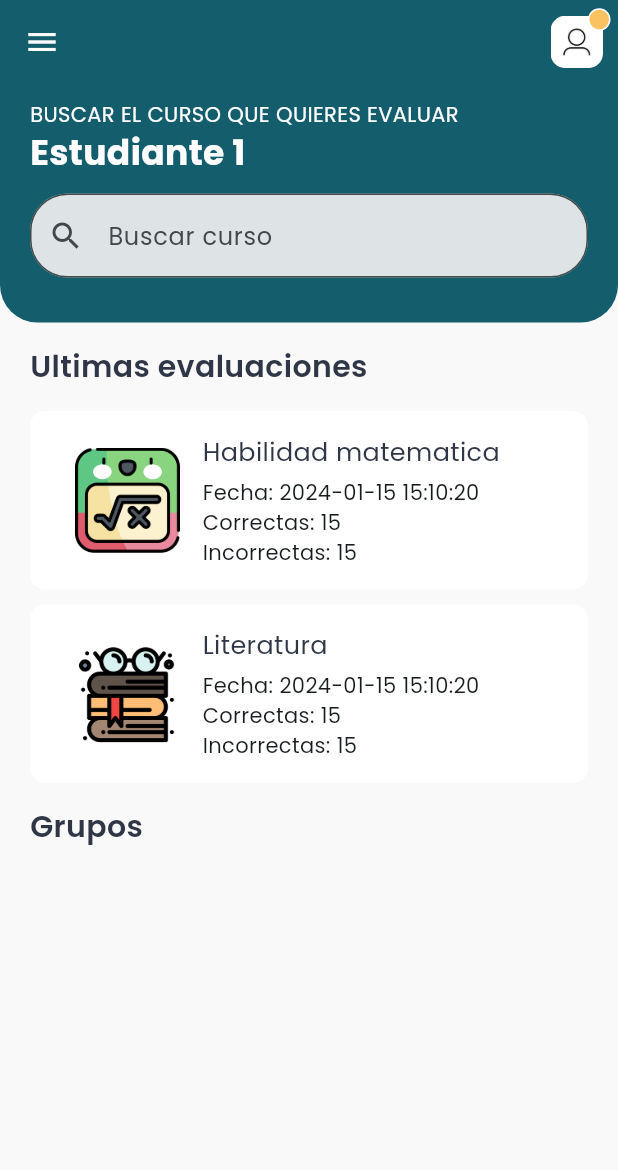
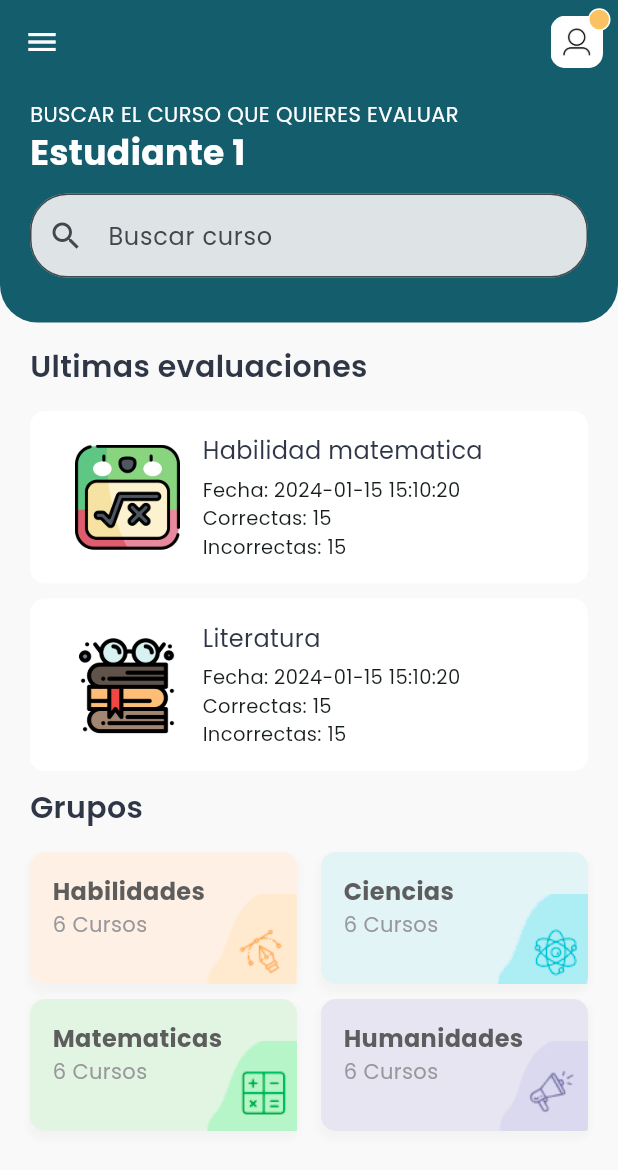
Before and after one commit to silverblade34/app_cerebritos, a Flutter app: the screen it shows after launch, on a phone screen of 412 x 824 dp. Shown: the top 1170 px of the screen. Run offline on Flutter 3.47's test engine with Material 3 defaults, Android fonts, the phone set to English and light mode, and no system bars; our stand-ins replace flutter_easyloading, get, get_storage.

Commit message:
se maqueto los group cards para la seccion grupos

```diff
--- a/lib/app/ui/pages/home/home_page.dart
+++ b/lib/app/ui/pages/home/home_page.dart
@@ -1,4 +1,7 @@
 import 'package:app_cerebritos/app/controllers/home_controller.dart';
+import 'package:app_cerebritos/app/ui/pages/home/widgets/group_card.dart';
+import 'package:app_cerebritos/app/ui/pages/home/widgets/latest_evaluations.dart';
+import 'package:app_cerebritos/app/ui/pages/home/widgets/search_course.dart';
 import 'package:app_cerebritos/app/ui/pages/widgets/app_bar.dart';
 import 'package:app_cerebritos/app/utils/style_utils.dart';
 import 'package:flutter/material.dart';
@@ -14,73 +17,20 @@ class HomePage extends GetView<HomeController> {
       appBar: const AppBarWidget(),
       drawer: const NavigationDrawer(children: []),
       backgroundColor: const Color(0xFFF9F9F9),
-      body: SafeArea(
+      body: SingleChildScrollView(
+        child: SafeArea(
           child: Column(
             children: [
-            Container(
-              padding: const EdgeInsets.symmetric(vertical: 0, horizontal: 20),
+              const SearchCourse(),
+              SingleChildScrollView(
+                child: Container(
+                  padding:
+                      const EdgeInsets.symmetric(vertical: 15, horizontal: 20),
                   width: screenWidth,
-              decoration: const BoxDecoration(
-                color: SECONDARY,
-                borderRadius: BorderRadiusDirectional.only(
-                  topStart: Radius.circular(0),
-                  topEnd: Radius.circular(0),
-                  bottomStart: Radius.circular(25),
-                  bottomEnd: Radius.circular(25),
-                ),
-              ),
                   child: const Column(
                     crossAxisAlignment: CrossAxisAlignment.start,
                     children: [
-                  SizedBox(
-                    height: 10,
-                  ),
                       Text(
-                    "BUSCAR EL CURSO QUE QUIERES EVALUAR",
-                    style: TextStyle(
-                      color: Colors.white,
-                    ),
-                  ),
-                  Text(
-                    "Estudiante 1",
-                    style: TextStyle(
-                      color: Colors.white,
-                      fontWeight: FontWeight.w800,
-                      fontSize: 23,
-                    ),
-                  ),
-                  SizedBox(
-                    height: 10,
-                  ),
-                  TextField(
-                    obscureText: false,
-                    decoration: InputDecoration(
-                      floatingLabelBehavior: FloatingLabelBehavior.never,
-                      filled: true,
-                      iconColor: Colors.white,
-                      prefixIcon: Icon(Icons.search),
-                      border: OutlineInputBorder(
-                        borderRadius: BorderRadius.all(
-                          Radius.circular(25.0),
-                        ),
-                      ),
-                      labelText: 'Buscar curso',
-                    ),
-                  ),
-                  SizedBox(
-                    height: 30,
-                  )
-                ],
-              ),
-            ),
-            SingleChildScrollView(
-              child: Container(
-                padding: const EdgeInsets.symmetric(vertical: 15, horizontal: 20),
-                width: screenWidth,
-                child: Column(
-                  crossAxisAlignment: CrossAxisAlignment.start,
-                  children: [
-                    const Text(
                         "Ultimas evaluaciones",
                         style: TextStyle(
                           fontSize: 20,
@@ -88,108 +38,14 @@ class HomePage extends GetView<HomeController> {
                           fontWeight: FontWeight.w600,
                         ),
                       ),
-                    const SizedBox(
+                      SizedBox(
                         height: 15,
                       ),
-                    Container(
-                      padding: const EdgeInsets.symmetric(
-                        vertical: 15,
-                        horizontal: 15,
-                      ),
-                      decoration: const BoxDecoration(
-                        color: Colors.white,
-                        borderRadius: BorderRadius.all(
-                          Radius.circular(10),
-                        ),
-                      ),
-                      child: Row(
-                        children: [
-                          Container(
-                            width: 100,
-                            height: 70,
-                            decoration: BoxDecoration(
-                              borderRadius: BorderRadius.circular(10),
-                              image: const DecorationImage(
-                                image:
-                                    AssetImage('assets/images/iconcoursemath.png'),
-                                fit: BoxFit.contain,
-                              ),
-                            ),
-                          ),
-                          const Column(
-                            crossAxisAlignment: CrossAxisAlignment.start,
-                            children: [
-                              Text(
-                                "Habilidad matematica",
-                                style: TextStyle(
-                                    fontWeight: FontWeight.w500,
-                                    fontSize: 17,
-                                    color: GREY_HARD),
-                              ),
+                      LatestEvaluations(),
                       SizedBox(
-                                height: 5,
-                              ),
-                              Text("Fecha: 2024-01-15 15:10:20"),
-                              Text("Correctas: 15"),
-                              Text("Incorrectas: 15")
-                            ],
-                          )
-                        ],
-                      ),
-                    ),
-                    const SizedBox(
                         height: 10,
                       ),
-                    Container(
-                      padding: const EdgeInsets.symmetric(
-                        vertical: 15,
-                        horizontal: 15,
-                      ),
-                      decoration: const BoxDecoration(
-                        color: Colors.white,
-                        borderRadius: BorderRadius.all(
-                          Radius.circular(10),
-                        ),
-                      ),
-                      child: Row(
-                        children: [
-                          Container(
-                            width: 100,
-                            height: 70,
-                            decoration: BoxDecoration(
-                              borderRadius: BorderRadius.circular(10),
-                              image: const DecorationImage(
-                                image:
-                                    AssetImage('assets/images/iconcoursehuman.png'),
-                                fit: BoxFit.contain,
-                              ),
-                            ),
-                          ),
-                          const Column(
-                            crossAxisAlignment: CrossAxisAlignment.start,
-                            children: [
                       Text(
-                                "Literatura",
-                                style: TextStyle(
-                                    fontWeight: FontWeight.w500,
-                                    fontSize: 17,
-                                    color: GREY_HARD),
-                              ),
-                              SizedBox(
-                                height: 5,
-                              ),
-                              Text("Fecha: 2024-01-15 15:10:20"),
-                              Text("Correctas: 15"),
-                              Text("Incorrectas: 15")
-                            ],
-                          )
-                        ],
-                      ),
-                    ),
-                       const SizedBox(
-                      height: 15,
-                    ),
-                     const Text(
                         "Grupos",
                         style: TextStyle(
                           fontSize: 20,
@@ -197,8 +53,49 @@ class HomePage extends GetView<HomeController> {
                           fontWeight: FontWeight.w600,
                         ),
                       ),
-                    const SizedBox(
+                      SizedBox(
                         height: 15,
+                      ),
+                      Row(
+                        mainAxisAlignment: MainAxisAlignment.spaceAround,
+                        children: [
+                          GroupCard(
+                            color: SKILLS,
+                            image: 'assets/images/habilidades.png',
+                            amountcourses: '6 Cursos',
+                            group: 'Habilidades',
+                          ),
+                          SizedBox(width: 16),
+                          GroupCard(
+                            color: SCIENCES,
+                            image: 'assets/images/ciencias.png',
+                            amountcourses: '6 Cursos',
+                            group: 'Ciencias',
+                          ),
+                        ],
+                      ),
+                      SizedBox(
+                        height: 10,
+                      ),
+                      Row(
+                        mainAxisAlignment: MainAxisAlignment.spaceAround,
+                        children: [
+                          GroupCard(
+                            color: MATHS,
+                            image: 'assets/images/matematica.png',
+                            amountcourses: '6 Cursos',
+                            group: 'Matematicas',
+                          ),
+                          SizedBox(
+                            width: 16,
+                          ),
+                          GroupCard(
+                            color: HUMANITIES,
+                            image: 'assets/images/humanidades.png',
+                            amountcourses: '6 Cursos',
+                            group: 'Humanidades',
+                          )
+                        ],
                       ),
                     ],
                   ),
@@ -207,6 +104,7 @@ class HomePage extends GetView<HomeController> {
             ],
           ),
         ),
+      ),
     );
   }
 }
--- /dev/null
+++ b/lib/app/ui/pages/home/widgets/group_card.dart
@@ -0,0 +1,88 @@
+import 'package:app_cerebritos/app/utils/style_utils.dart';
+import 'package:flutter/material.dart';
+
+class GroupCard extends StatelessWidget {
+  final Color color;
+  final String image;
+  final String group;
+  final String amountcourses;
+  const GroupCard(
+      {super.key,
+      required this.color,
+      required this.image,
+      required this.amountcourses,
+      required this.group});
+
+  @override
+  Widget build(BuildContext context) {
+    return Expanded(
+      // Agrega este widget
+      child: Container(
+        decoration: BoxDecoration(
+          color: color,
+          borderRadius: const BorderRadius.all(
+            Radius.circular(10),
+          ),
+          boxShadow: [
+            BoxShadow(
+              color: const Color.fromARGB(255, 221, 221, 221).withOpacity(0.2),
+              spreadRadius: 2,
+              blurRadius: 3,
+              offset: const Offset(0, 4),
+            ),
+          ],
+        ),
+        child: Stack(
+          children: [
+            Positioned(
+              bottom: 0,
+              right: 0,
+              child: Container(
+                width: 60,
+                height: 60,
+                decoration: const BoxDecoration(
+                  borderRadius: BorderRadius.only(
+                    bottomRight: Radius.circular(10),
+                  ),
+                ),
+                child: Image.asset(
+                  image,
+                  width: 60,
+                  height: 60,
+                  fit: BoxFit
+                      .cover, // Ajusta la imagen para cubrir todo el espacio del contenedor
+                ),
+              ),
+            ),
+            Container(
+              padding: const EdgeInsets.all(15),
+              child: Column(
+                crossAxisAlignment: CrossAxisAlignment.start,
+                children: [
+                  Text(
+                    group,
+                    style: const TextStyle(
+                      fontWeight: FontWeight.bold,
+                      fontSize: 16,
+                      color: Color.fromARGB(255, 93, 93, 94),
+                    ),
+                  ),
+                  Text(
+                    amountcourses,
+                    style: const TextStyle(
+                      fontSize: 14,
+                      color: Color.fromARGB(255, 152, 151, 155),
+                    ),
+                  ),
+                  const SizedBox(
+                    height: 15,
+                  ),
+                ],
+              ),
+            ),
+          ],
+        ),
+      ),
+    );
+  }
+}
--- /dev/null
+++ b/lib/app/ui/pages/home/widgets/latest_evaluations.dart
@@ -0,0 +1,137 @@
+import 'package:app_cerebritos/app/utils/style_utils.dart';
+import 'package:flutter/material.dart';
+
+class LatestEvaluations extends StatelessWidget {
+  const LatestEvaluations({super.key});
+
+  @override
+  Widget build(BuildContext context) {
+    return Column(
+      children: [
+        Container(
+          padding: const EdgeInsets.symmetric(
+            vertical: 15,
+            horizontal: 15,
+          ),
+          decoration: const BoxDecoration(
+            color: Colors.white,
+            borderRadius: BorderRadius.all(
+              Radius.circular(10),
+            ),
+          ),
+          child: Row(
+            children: [
+              Container(
+                width: 100,
+                height: 70,
+                decoration: BoxDecoration(
+                  borderRadius: BorderRadius.circular(10),
+                  image: const DecorationImage(
+                    image: AssetImage('assets/images/iconcoursemath.png'),
+                    fit: BoxFit.contain,
+                  ),
+                ),
+              ),
+              const Column(
+                crossAxisAlignment: CrossAxisAlignment.start,
+                children: [
+                  Text(
+                    "Habilidad matematica",
+                    style: TextStyle(
+                        fontWeight: FontWeight.w500,
+                        fontSize: 16,
+                        color: GREY_HARD),
+                  ),
+                  SizedBox(
+                    height: 5,
+                  ),
+                  Text(
+                    "Fecha: 2024-01-15 15:10:20",
+                    style: TextStyle(
+                      fontSize: 13,
+                    ),
+                  ),
+                  Text(
+                    "Correctas: 15",
+                    style: TextStyle(
+                      fontSize: 13,
+                    ),
+                  ),
+                  Text(
+                    "Incorrectas: 15",
+                    style: TextStyle(
+                      fontSize: 13,
+                    ),
+                  )
+                ],
+              )
+            ],
+          ),
+        ),
+        const SizedBox(
+          height: 10,
+        ),
+        Container(
+          padding: const EdgeInsets.symmetric(
+            vertical: 15,
+            horizontal: 15,
+          ),
+          decoration: const BoxDecoration(
+            color: Colors.white,
+            borderRadius: BorderRadius.all(
+              Radius.circular(10),
+            ),
+          ),
+          child: Row(
+            children: [
+              Container(
+                width: 100,
+                height: 70,
+                decoration: BoxDecoration(
+                  borderRadius: BorderRadius.circular(10),
+                  image: const DecorationImage(
+                    image: AssetImage('assets/images/iconcoursehuman.png'),
+                    fit: BoxFit.contain,
+                  ),
+                ),
+              ),
+              const Column(
+                crossAxisAlignment: CrossAxisAlignment.start,
+                children: [
+                  Text(
+                    "Literatura",
+                    style: TextStyle(
+                        fontWeight: FontWeight.w500,
+                        fontSize: 16,
+                        color: GREY_HARD),
+                  ),
+                  SizedBox(
+                    height: 5,
+                  ),
+                Text(
+                    "Fecha: 2024-01-15 15:10:20",
+                    style: TextStyle(
+                      fontSize: 13,
+                    ),
+                  ),
+                  Text(
+                    "Correctas: 15",
+                    style: TextStyle(
+                      fontSize: 13,
+                    ),
+                  ),
+                  Text(
+                    "Incorrectas: 15",
+                    style: TextStyle(
+                      fontSize: 13,
+                    ),
+                  )
+                ],
+              )
+            ],
+          ),
+        ),
+      ],
+    );
+  }
+}
--- /dev/null
+++ b/lib/app/ui/pages/home/widgets/search_course.dart
@@ -0,0 +1,67 @@
+import 'package:app_cerebritos/app/utils/style_utils.dart';
+import 'package:flutter/material.dart';
+
+class SearchCourse extends StatelessWidget {
+  const SearchCourse({super.key});
+
+  @override
+  Widget build(BuildContext context) {
+    double screenWidth = MediaQuery.of(context).size.width;
+    return Container(
+      padding: const EdgeInsets.symmetric(vertical: 0, horizontal: 20),
+      width: screenWidth,
+      decoration: const BoxDecoration(
+        color: SECONDARY,
+        borderRadius: BorderRadiusDirectional.only(
+          topStart: Radius.circular(0),
+          topEnd: Radius.circular(0),
+          bottomStart: Radius.circular(25),
+          bottomEnd: Radius.circular(25),
+        ),
+      ),
+      child: const Column(
+        crossAxisAlignment: CrossAxisAlignment.start,
+        children: [
+          SizedBox(
+            height: 10,
+          ),
+          Text(
+            "BUSCAR EL CURSO QUE QUIERES EVALUAR",
+            style: TextStyle(
+              color: Colors.white,
+            ),
+          ),
+          Text(
+            "Estudiante 1",
+            style: TextStyle(
+              color: Colors.white,
+              fontWeight: FontWeight.w800,
+              fontSize: 23,
+            ),
+          ),
+          SizedBox(
+            height: 10,
+          ),
+          TextField(
+            obscureText: false,
+            decoration: InputDecoration(
+              floatingLabelBehavior: FloatingLabelBehavior.never,
+              filled: true,
+              iconColor: Colors.white,
+              prefixIcon: Icon(Icons.search),
+              border: OutlineInputBorder(
+                borderRadius: BorderRadius.all(
+                  Radius.circular(25.0),
+                ),
+              ),
+              labelText: 'Buscar curso',
+            ),
+          ),
+          SizedBox(
+            height: 30,
+          )
+        ],
+      ),
+    );
+  }
+}
--- a/lib/app/utils/style_utils.dart
+++ b/lib/app/utils/style_utils.dart
@@ -14,3 +14,8 @@ const Color PRIMARY = Color(0xFFFBC261);
 const Color SECONDARY = Color.fromARGB(255, 20, 93, 109);
 const Color GREY_HARD = Color.fromARGB(255, 47, 55, 71);
 const Color GREY_LIGHT = Color(0xFF8D8D8D);
+
+const Color SKILLS = Color(0xFFFEF0E4);
+const Color SCIENCES = Color(0xFFE3F4F7);
+const Color MATHS = Color(0xFFE2F5E2);
+const Color HUMANITIES = Color(0xFFE7E5F2);
```
Also changed, not shown: assets/images/ciencias.png (added), assets/images/habilidades.png (added), assets/images/humanidades.png (added), assets/images/matematica.png (added). Lines whose indentation alone changed are shown as unchanged.
